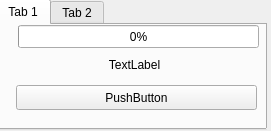
Before: the Qt Designer form baypanel.ui in Atvaar/WipeTool, drawn with Qt 5.
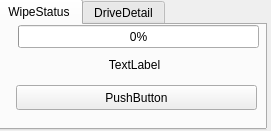
After: the same form once the commit is applied.

What changed in the file:
```diff
--- a/baypanel.ui
+++ b/baypanel.ui
@@ -25,9 +25,12 @@
    <property name="currentIndex">
     <number>0</number>
    </property>
+   <property name="usesScrollButtons">
+    <bool>false</bool>
+   </property>
    <widget class="QWidget" name="tab">
     <attribute name="title">
-     <string>Tab 1</string>
+     <string>WipeStatus</string>
     </attribute>
     <widget class="QProgressBar" name="progressBar">
      <property name="geometry">
@@ -74,7 +77,7 @@
    </widget>
    <widget class="QWidget" name="tab_2">
     <attribute name="title">
-     <string>Tab 2</string>
+     <string>DriveDetail</string>
     </attribute>
     <widget class="QPushButton" name="pushButton_2">
      <property name="geometry">
```
